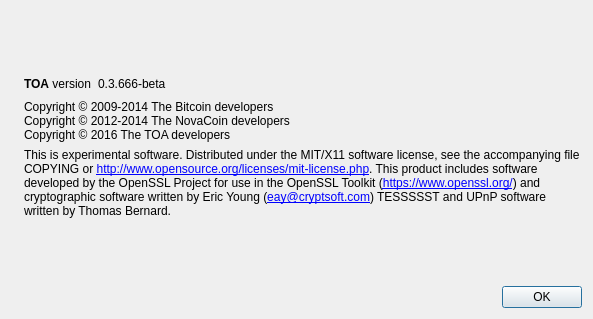
The window that src/qt/forms/aboutdialog.ui (toacoin/TOA) describes before a commit, drawn with Qt 5.
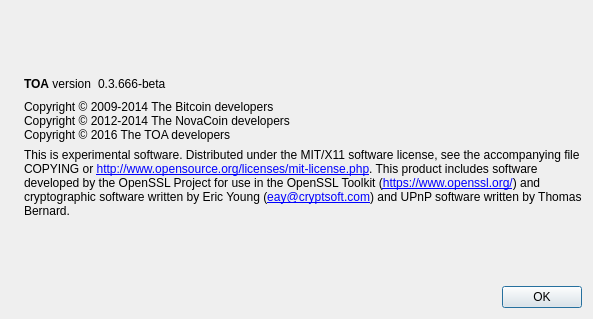
The same window after the commit. Icons and pictures are not drawn.

Patch:
```diff
--- a/src/qt/forms/aboutdialog.ui
+++ b/src/qt/forms/aboutdialog.ui
@@ -114,7 +114,7 @@
 
 Distributed under the MIT/X11 software license, see the accompanying file COPYING or &lt;a href=&quot;http://www.opensource.org/licenses/mit-license.php&quot;&gt;http://www.opensource.org/licenses/mit-license.php&lt;/a&gt;.
 
-This product includes software developed by the OpenSSL Project for use in the OpenSSL Toolkit (&lt;a href=&quot;https://www.openssl.org/&quot;&gt;https://www.openssl.org/&lt;/a&gt;) and cryptographic software written by Eric Young (&lt;a href=&quot;mailto:eay@cryptsoft.com&quot;&gt;eay@cryptsoft.com&lt;/a&gt;) TESSSSST and UPnP software written by Thomas Bernard.</string>
+This product includes software developed by the OpenSSL Project for use in the OpenSSL Toolkit (&lt;a href=&quot;https://www.openssl.org/&quot;&gt;https://www.openssl.org/&lt;/a&gt;) and cryptographic software written by Eric Young (&lt;a href=&quot;mailto:eay@cryptsoft.com&quot;&gt;eay@cryptsoft.com&lt;/a&gt;) and UPnP software written by Thomas Bernard.</string>
        </property>
        <property name="textFormat">
         <enum>Qt::RichText</enum>
```
Left out of the diff: 2 changed lines with no effect on the pictures.
